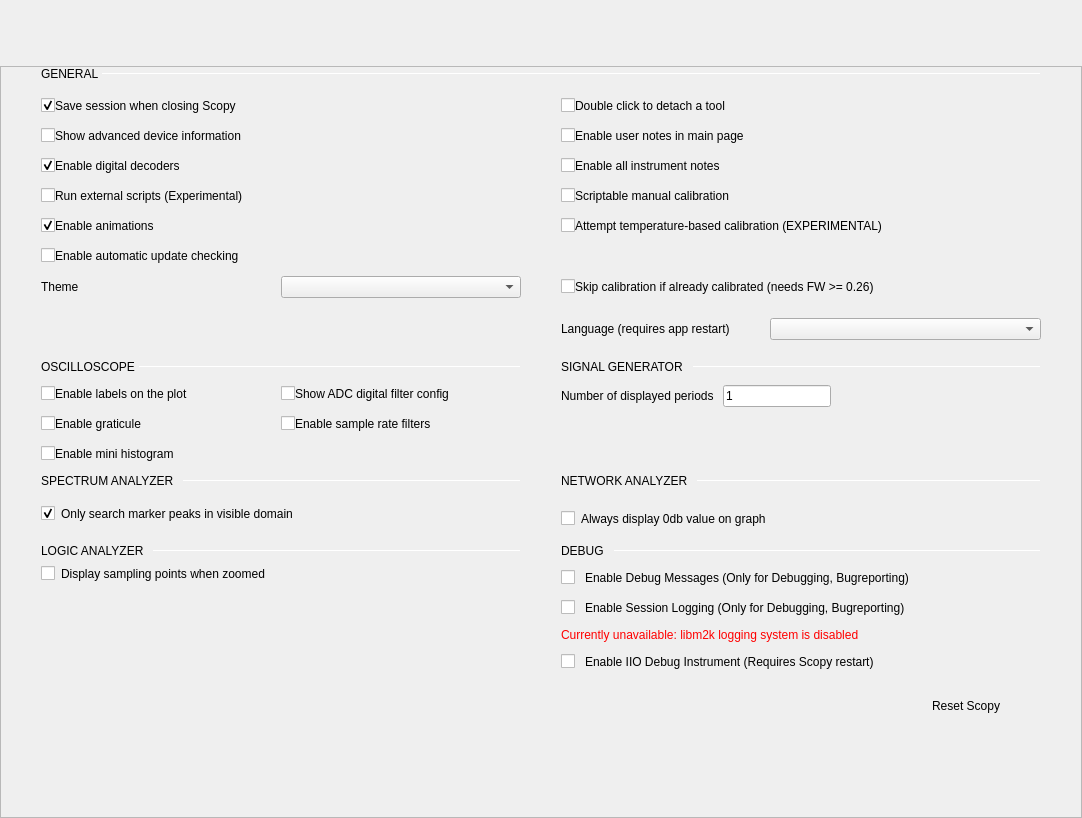
analogdevicesinc/scopy, file ui/preferences.ui: the form before one commit.
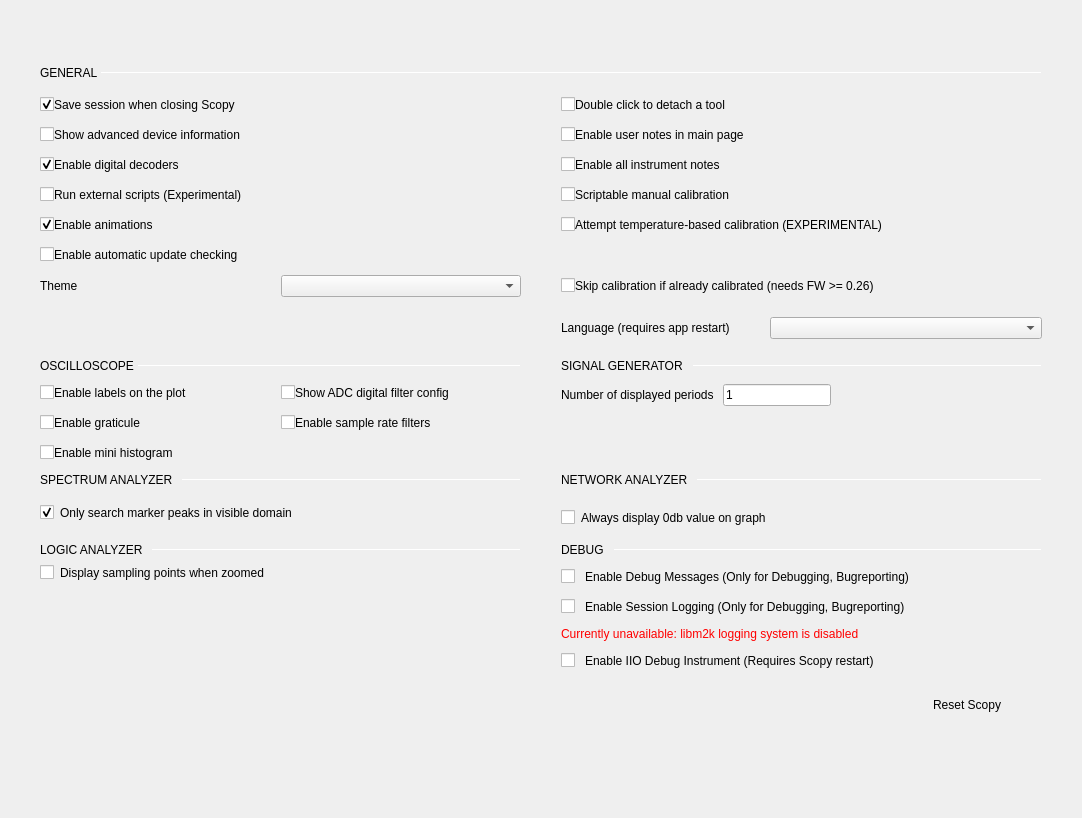
The form after the commit.

Commit message: Ui: Removed unnecessary frames

Diff of the .ui file:
```diff
--- a/ui/preferences.ui
+++ b/ui/preferences.ui
@@ -56,6 +56,9 @@
    </item>
    <item>
     <widget class="QScrollArea" name="scrollArea">
+     <property name="frameShape">
+      <enum>QFrame::NoFrame</enum>
+     </property>
      <property name="horizontalScrollBarPolicy">
       <enum>Qt::ScrollBarAlwaysOff</enum>
      </property>
@@ -67,7 +70,7 @@
        <rect>
         <x>0</x>
         <y>0</y>
-        <width>1066</width>
+        <width>1068</width>
         <height>760</height>
        </rect>
       </property>
```
Left out of the diff: 3 changed lines with no effect on the pictures. The commit also changes 1 other file.
